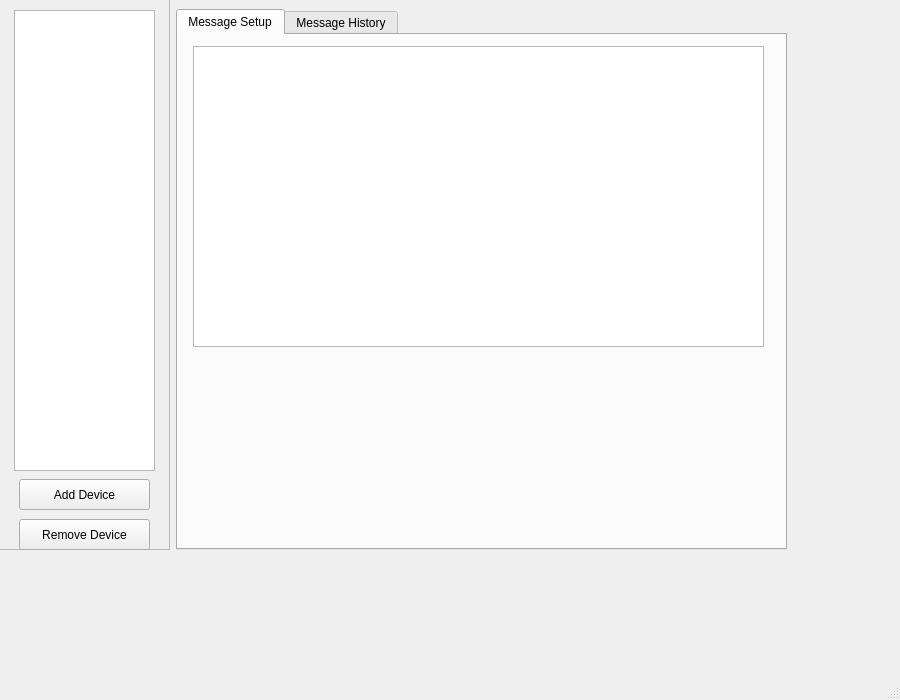
Above: mainwindow.ui from WebDesignbyTM/CAN_simulator before the change. Below: the same form after it.
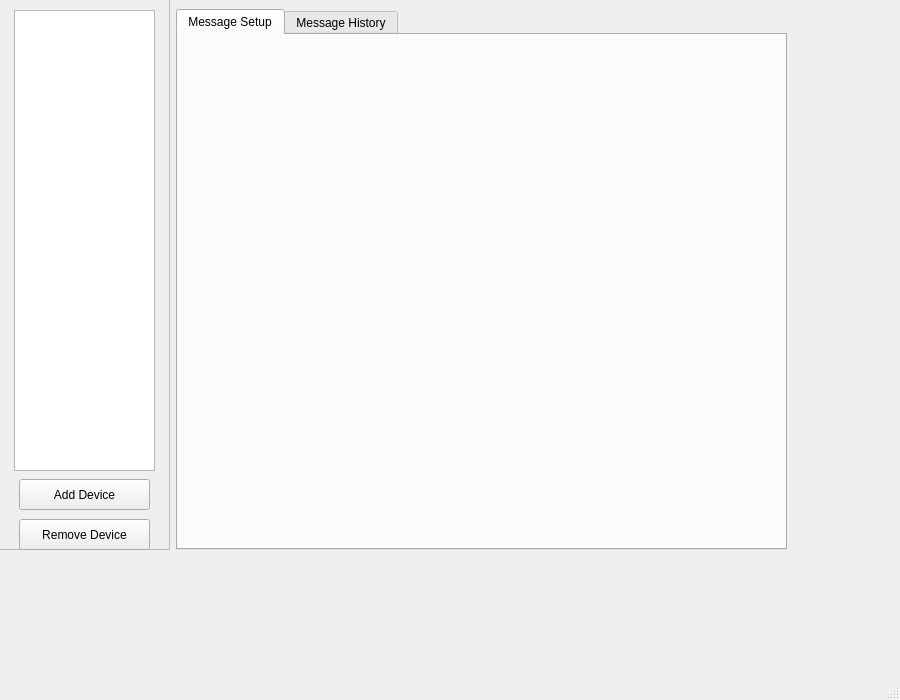
That is the form after the change.

The edit to the form file:
```diff
--- a/mainwindow.ui
+++ b/mainwindow.ui
@@ -118,16 +118,6 @@
      <attribute name="title">
       <string>Message Setup</string>
      </attribute>
-     <widget class="QTextBrowser" name="textBrowser">
-      <property name="geometry">
-       <rect>
-        <x>15</x>
-        <y>11</y>
-        <width>571</width>
-        <height>301</height>
-       </rect>
-      </property>
-     </widget>
     </widget>
     <widget class="QWidget" name="messageHistoryTab">
      <property name="sizePolicy">
```
